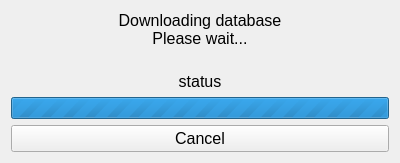
vbrizgamnk/Artemis, file download_db_window.ui: the form before one commit.
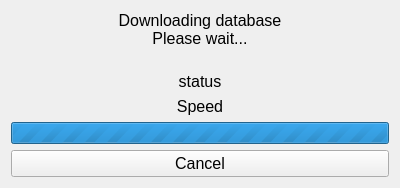
The form after the commit. Icons and pictures are not drawn.

Commit message: Update the download speed every 2s. Speed is the average in the 2s. Also update downloaded MB only if at least 1 MB has been downloaded since last update.

What changed in the file:
```diff
--- a/download_db_window.ui
+++ b/download_db_window.ui
@@ -21,9 +21,6 @@
    <string notr="true"/>
   </property>
   <layout class="QVBoxLayout" name="verticalLayout">
-   <property name="sizeConstraint">
-    <enum>QLayout::SetDefaultConstraint</enum>
-   </property>
    <item>
     <widget class="QLabel" name="label">
      <property name="font">
@@ -56,6 +53,21 @@
      </property>
     </widget>
    </item>
+   <item>
+    <widget class="QLabel" name="speed_lbl">
+     <property name="font">
+      <font>
+       <pointsize>12</pointsize>
+      </font>
+     </property>
+     <property name="text">
+      <string>Speed</string>
+     </property>
+     <property name="alignment">
+      <set>Qt::AlignCenter</set>
+     </property>
+    </widget>
+   </item>
    <item>
     <widget class="QProgressBar" name="progressBar">
      <property name="minimum">
```
The commit also changes 3 other files.
